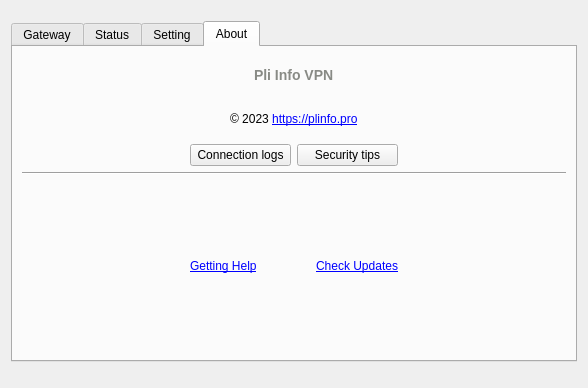
Before: the Qt Designer form src/anylink.ui in lishirens/plitun-client, drawn with Qt 5.
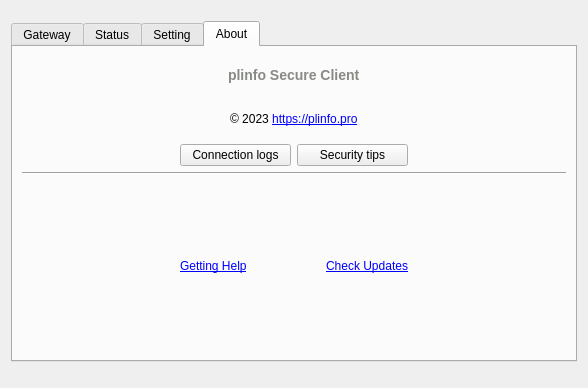
After: the same form once the commit is applied. The open tabs and pages were chosen to show the change. Icons and pictures are not drawn. Custom widgets are drawn as their Qt base class.

```diff
--- a/src/anylink.ui
+++ b/src/anylink.ui
@@ -651,7 +651,7 @@
            <item>
             <widget class="QLabel" name="labelLogo">
              <property name="text">
-              <string notr="true">&lt;html&gt;&lt;head/&gt;&lt;body&gt;&lt;h3 style=&quot; margin-top:14px; margin-bottom:12px; margin-left:0px; margin-right:0px; -qt-block-indent:0; text-indent:0px;&quot;&gt;&lt;span style=&quot; font-size:large; font-weight:700; color:#888a85;&quot;&gt;Pli Info VPN&lt;/span&gt;&lt;/h3&gt;&lt;/body&gt;&lt;/html&gt;</string>
+              <string notr="true">&lt;html&gt;&lt;head/&gt;&lt;body&gt;&lt;h3 style=&quot; margin-top:14px; margin-bottom:12px; margin-left:0px; margin-right:0px; -qt-block-indent:0; text-indent:0px;&quot;&gt;&lt;span style=&quot; font-size:large; font-weight:700; color:#888a85;&quot;&gt;plinfo Secure Client&lt;/span&gt;&lt;/h3&gt;&lt;/body&gt;&lt;/html&gt;</string>
              </property>
             </widget>
            </item>
@@ -779,7 +779,7 @@
          <item>
           <widget class="QLabel" name="labelUpdate">
            <property name="text">
-            <string>&lt;a href=&quot;https://plitun.com&quot;&gt;&lt;span style=&quot; text-decoration: underline; color:#0000ff;&quot;&gt;Check Updates&lt;/span&gt;&lt;/a&gt;</string>
+            <string>&lt;a href=&quot;https://github.com/tlslink/plinfo-client/releases&quot;&gt;&lt;span style=&quot; text-decoration: underline; color:#0000ff;&quot;&gt;Check Updates&lt;/span&gt;&lt;/a&gt;</string>
            </property>
            <property name="openExternalLinks">
             <bool>true</bool>
```
Left out of the diff: 3 changed lines with no effect on the pictures.
